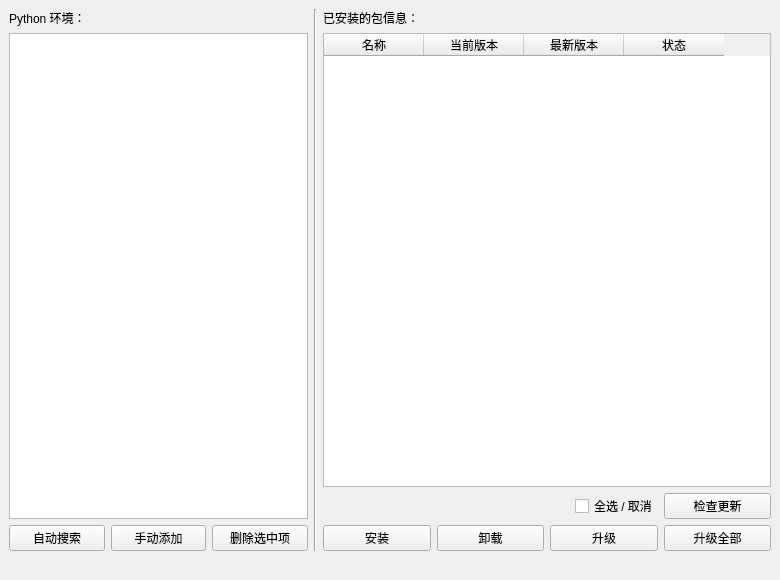
First picture: the form in ui/pkgmgr.ui, repository hrpzcf/AwesomePyKit, before the edit.
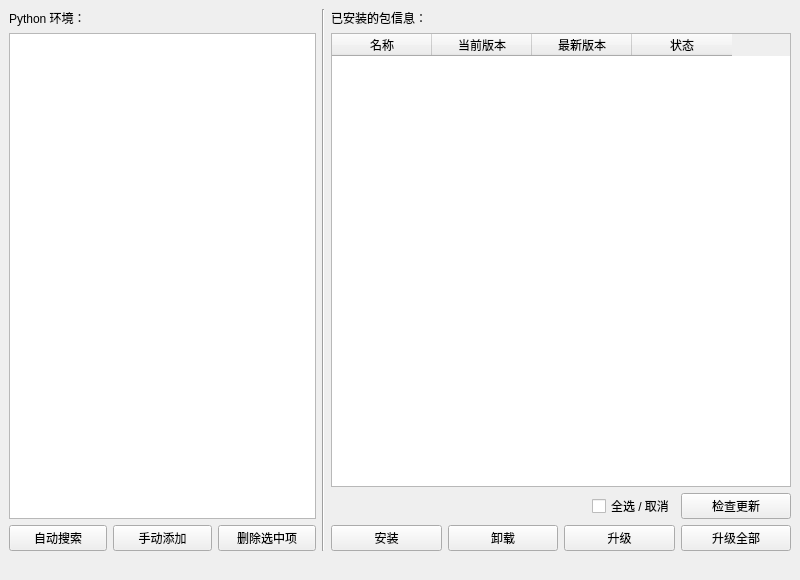
Second picture: the form after the edit.

Commit message: 调整<包管理器>环境列表和已安装列表的选中行显示效果

The edit to the form file:
```diff
--- a/ui/pkgmgr.ui
+++ b/ui/pkgmgr.ui
@@ -9,7 +9,7 @@
    <rect>
     <x>0</x>
     <y>0</y>
-    <width>780</width>
+    <width>800</width>
     <height>580</height>
    </rect>
   </property>
@@ -41,6 +41,70 @@
           </item>
           <item>
            <widget class="QListWidget" name="lw_env_list">
+            <property name="palette">
+             <palette>
+              <active>
+               <colorrole role="Highlight">
+                <brush brushstyle="SolidPattern">
+                 <color alpha="255">
+                  <red>0</red>
+                  <green>136</green>
+                  <blue>238</blue>
+                 </color>
+                </brush>
+               </colorrole>
+               <colorrole role="HighlightedText">
+                <brush brushstyle="SolidPattern">
+                 <color alpha="255">
+                  <red>255</red>
+                  <green>255</green>
+                  <blue>255</blue>
+                 </color>
+                </brush>
+               </colorrole>
+              </active>
+              <inactive>
+               <colorrole role="Highlight">
+                <brush brushstyle="SolidPattern">
+                 <color alpha="255">
+                  <red>0</red>
+                  <green>136</green>
+                  <blue>238</blue>
+                 </color>
+                </brush>
+               </colorrole>
+               <colorrole role="HighlightedText">
+                <brush brushstyle="SolidPattern">
+                 <color alpha="255">
+                  <red>255</red>
+                  <green>255</green>
+                  <blue>255</blue>
+                 </color>
+                </brush>
+               </colorrole>
+              </inactive>
+              <disabled>
+               <colorrole role="Highlight">
+                <brush brushstyle="SolidPattern">
+                 <color alpha="255">
+                  <red>190</red>
+                  <green>190</green>
+                  <blue>190</blue>
+                 </color>
+                </brush>
+               </colorrole>
+               <colorrole role="HighlightedText">
+                <brush brushstyle="SolidPattern">
+                 <color alpha="255">
+                  <red>255</red>
+                  <green>255</green>
+                  <blue>255</blue>
+                 </color>
+                </brush>
+               </colorrole>
+              </disabled>
+             </palette>
+            </property>
             <property name="contextMenuPolicy">
              <enum>Qt::NoContextMenu</enum>
             </property>
@@ -116,17 +180,17 @@
                 <brush brushstyle="SolidPattern">
                  <color alpha="255">
                   <red>0</red>
-                  <green>170</green>
-                  <blue>255</blue>
+                  <green>136</green>
+                  <blue>238</blue>
                  </color>
                 </brush>
                </colorrole>
                <colorrole role="HighlightedText">
                 <brush brushstyle="SolidPattern">
                  <color alpha="255">
-                  <red>47</red>
-                  <green>47</green>
-                  <blue>47</blue>
+                  <red>255</red>
+                  <green>255</green>
+                  <blue>255</blue>
                  </color>
                 </brush>
                </colorrole>
@@ -136,17 +200,17 @@
                 <brush brushstyle="SolidPattern">
                  <color alpha="255">
                   <red>0</red>
-                  <green>170</green>
-                  <blue>255</blue>
+                  <green>136</green>
+                  <blue>238</blue>
                  </color>
                 </brush>
                </colorrole>
                <colorrole role="HighlightedText">
                 <brush brushstyle="SolidPattern">
                  <color alpha="255">
-                  <red>0</red>
-                  <green>0</green>
-                  <blue>0</blue>
+                  <red>255</red>
+                  <green>255</green>
+                  <blue>255</blue>
                  </color>
                 </brush>
                </colorrole>
```
The commit also changes 1 other file.
